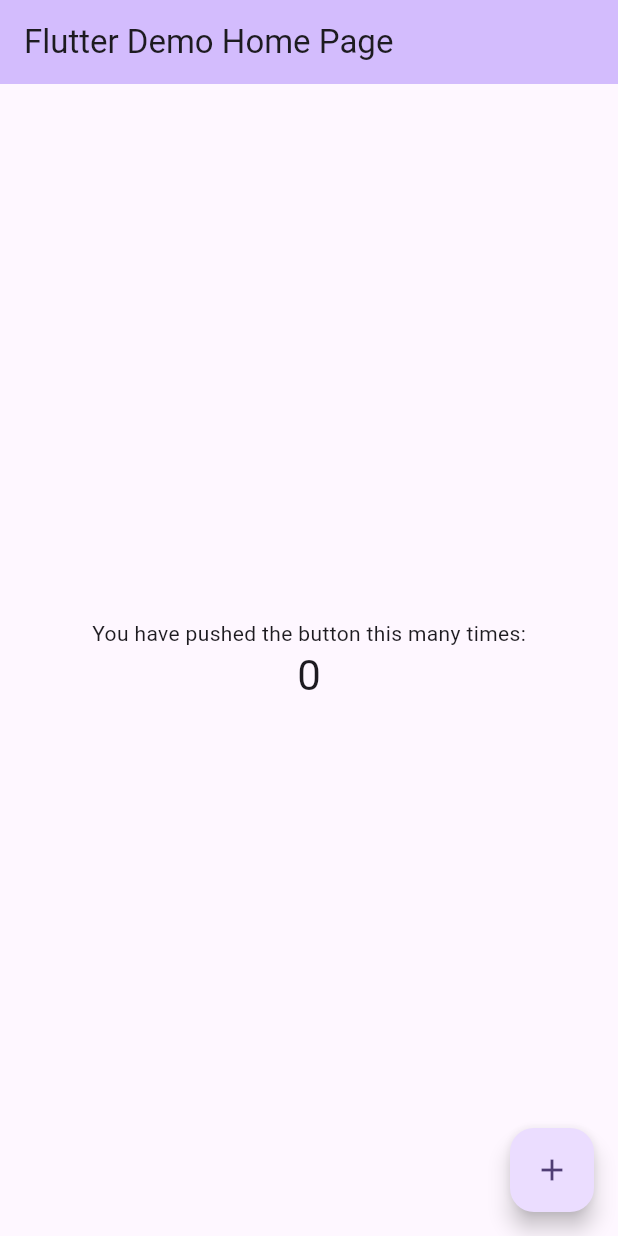
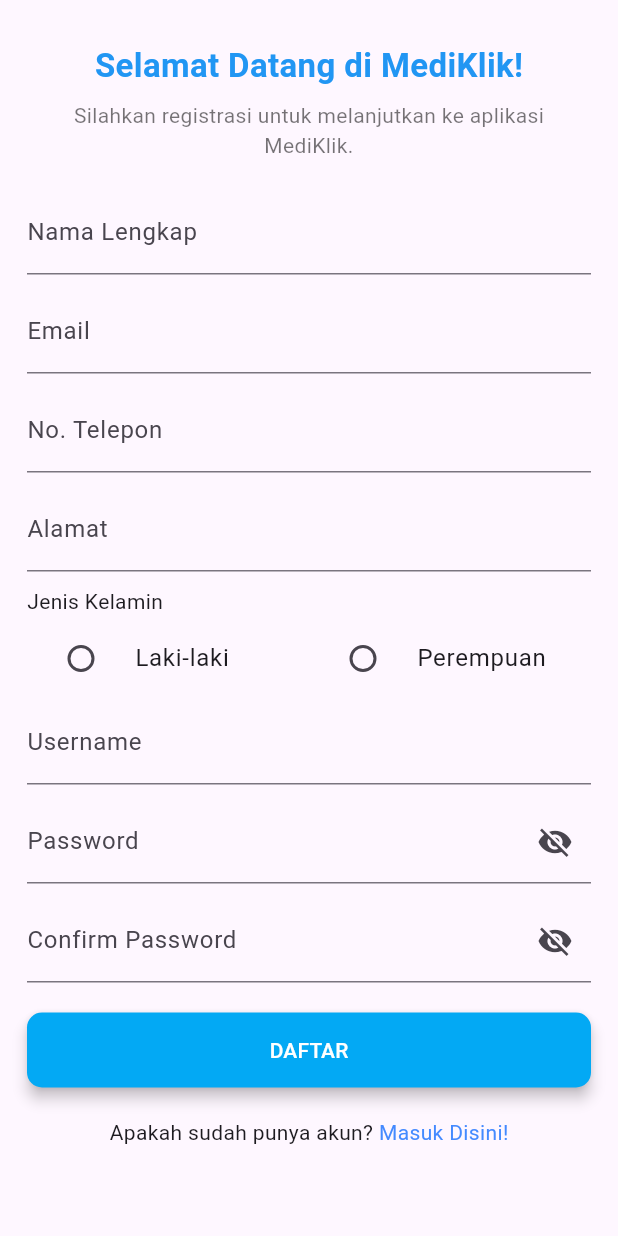
Before and after one commit to HildaKholifah/UTSPAM_D_IF5B_0706, a Flutter app: the screen it shows after launch, on a phone screen of 412 x 824 dp. Run offline on Flutter 3.47's test engine with Material 3 defaults, Android fonts, the phone set to English and light mode, and no system bars.

Commit message:
Membuat halaman registrasi

```diff
--- a/lib/main.dart
+++ b/lib/main.dart
@@ -1,4 +1,5 @@
 import 'package:flutter/material.dart';
+import 'package:projectuts/presentation/register_page.dart';
 
 void main() {
   runApp(const MyApp());
@@ -7,116 +8,14 @@ void main() {
 class MyApp extends StatelessWidget {
   const MyApp({super.key});
 
-  // This widget is the root of your application.
   @override
   Widget build(BuildContext context) {
     return MaterialApp(
-      title: 'Flutter Demo',
+      title: 'MediKlik Demo',
       theme: ThemeData(
-        // This is the theme of your application.
-        //
-        // TRY THIS: Try running your application with "flutter run". You'll see
-        // the application has a purple toolbar. Then, without quitting the app,
-        // try changing the seedColor in the colorScheme below to Colors.green
-        // and then invoke "hot reload" (save your changes or press the "hot
-        // reload" button in a Flutter-supported IDE, or press "r" if you used
-        // the command line to start the app).
-        //
-        // Notice that the counter didn't reset back to zero; the application
-        // state is not lost during the reload. To reset the state, use hot
-        // restart instead.
-        //
-        // This works for code too, not just values: Most code changes can be
-        // tested with just a hot reload.
         colorScheme: ColorScheme.fromSeed(seedColor: Colors.deepPurple),
       ),
-      home: const MyHomePage(title: 'Flutter Demo Home Page'),
+       home: const RegisterPage(),
     );
   }
 }
-
-class MyHomePage extends StatefulWidget {
-  const MyHomePage({super.key, required this.title});
-
-  // This widget is the home page of your application. It is stateful, meaning
-  // that it has a State object (defined below) that contains fields that affect
-  // how it looks.
-
-  // This class is the configuration for the state. It holds the values (in this
-  // case the title) provided by the parent (in this case the App widget) and
-  // used by the build method of the State. Fields in a Widget subclass are
-  // always marked "final".
-
-  final String title;
-
-  @override
-  State<MyHomePage> createState() => _MyHomePageState();
-}
-
-class _MyHomePageState extends State<MyHomePage> {
-  int _counter = 0;
-
-  void _incrementCounter() {
-    setState(() {
-      // This call to setState tells the Flutter framework that something has
-      // changed in this State, which causes it to rerun the build method below
-      // so that the display can reflect the updated values. If we changed
-      // _counter without calling setState(), then the build method would not be
-      // called again, and so nothing would appear to happen.
-      _counter++;
-    });
-  }
-
-  @override
-  Widget build(BuildContext context) {
-    // This method is rerun every time setState is called, for instance as done
-    // by the _incrementCounter method above.
-    //
-    // The Flutter framework has been optimized to make rerunning build methods
-    // fast, so that you can just rebuild anything that needs updating rather
-    // than having to individually change instances of widgets.
-    return Scaffold(
-      appBar: AppBar(
-        // TRY THIS: Try changing the color here to a specific color (to
-        // Colors.amber, perhaps?) and trigger a hot reload to see the AppBar
-        // change color while the other colors stay the same.
-        backgroundColor: Theme.of(context).colorScheme.inversePrimary,
-        // Here we take the value from the MyHomePage object that was created by
-        // the App.build method, and use it to set our appbar title.
-        title: Text(widget.title),
-      ),
-      body: Center(
-        // Center is a layout widget. It takes a single child and positions it
-        // in the middle of the parent.
-        child: Column(
-          // Column is also a layout widget. It takes a list of children and
-          // arranges them vertically. By default, it sizes itself to fit its
-          // children horizontally, and tries to be as tall as its parent.
-          //
-          // Column has various properties to control how it sizes itself and
-          // how it positions its children. Here we use mainAxisAlignment to
-          // center the children vertically; the main axis here is the vertical
-          // axis because Columns are vertical (the cross axis would be
-          // horizontal).
-          //
-          // TRY THIS: Invoke "debug painting" (choose the "Toggle Debug Paint"
-          // action in the IDE, or press "p" in the console), to see the
-          // wireframe for each widget.
-          mainAxisAlignment: MainAxisAlignment.center,
-          children: <Widget>[
-            const Text('You have pushed the button this many times:'),
-            Text(
-              '$_counter',
-              style: Theme.of(context).textTheme.headlineMedium,
-            ),
-          ],
-        ),
-      ),
-      floatingActionButton: FloatingActionButton(
-        onPressed: _incrementCounter,
-        tooltip: 'Increment',
-        child: const Icon(Icons.add),
-      ), // This trailing comma makes auto-formatting nicer for build methods.
-    );
-  }
-}
--- /dev/null
+++ b/lib/presentation/register_page.dart
@@ -0,0 +1,318 @@
+import 'package:flutter/material.dart';
+
+class RegisterPage extends StatefulWidget {
+  const RegisterPage({super.key});
+
+  @override
+  State<RegisterPage> createState() => _RegisterPageState();
+}
+
+class _RegisterPageState extends State<RegisterPage> {
+  final _formKey = GlobalKey<FormState>();
+  final _namaLengkapCtr = TextEditingController();
+  final _emailCtr = TextEditingController();
+  final _alamatCtr = TextEditingController();
+  final _telpCtr = TextEditingController();
+  final _usernameCtr = TextEditingController();
+  final _passCtr = TextEditingController();
+  final _confirmCtr = TextEditingController();
+
+  String? _gender;
+  bool _isObscure1 = true;
+  bool _isObscure2 = true;
+
+  @override
+  Widget build(BuildContext context) {
+    return Scaffold(
+      body: SafeArea(
+        child: SingleChildScrollView(
+          padding: EdgeInsets.all(18.0),
+          child: Form(
+            key: _formKey,
+            child: Column(
+              crossAxisAlignment: CrossAxisAlignment.center,
+              children: [
+                SizedBox(height: 10),
+                Text(
+                  "Selamat Datang di MediKlik!",
+                  style: TextStyle(
+                    fontSize: 22,
+                    fontWeight: FontWeight.bold,
+                    color: Colors.blue,
+                  ),
+                ),
+
+                SizedBox(height: 8),
+
+                Text(
+                  "Silahkan registrasi untuk melanjutkan ke aplikasi MediKlik.",
+                  textAlign: TextAlign.center,
+                  style: TextStyle(fontSize: 14, color: Colors.black54),
+                ),
+
+                SizedBox(height: 20),
+
+                TextFormField(
+                  controller: _namaLengkapCtr,
+                  autovalidateMode: AutovalidateMode.onUserInteraction,
+                  validator: (value) {
+                    if (value!.isEmpty) {
+                      return "Nama tidak boleh kosong";
+                    }
+                    if (value == RegExp(r'^[a-z]+$').toString()) {
+                      return 'Nama hanya boleh berisi huruf';
+                    }
+                    return null;
+                  },
+
+                  keyboardType: TextInputType.name,
+                  decoration: InputDecoration(
+                    label: Text("Nama Lengkap"),
+                    hintText: "Masukkan nama anda",
+                  ),
+                ),
+
+                SizedBox(height: 10),
+
+                TextFormField(
+                  controller: _emailCtr,
+                  autovalidateMode: AutovalidateMode.onUserInteraction,
+                  validator: (value) {
+                    if (value!.isEmpty) {
+                      return "Please enter your email";
+                    } else if (!value.contains("@")) {
+                      return "Please enter a valid email address";
+                    } else if (!value.contains("@gmail.com")) {
+                      return "Email harus berakhiran @gmail.com";
+                    }
+                    return null;
+                  },
+                  keyboardType: TextInputType.emailAddress,
+
+                  decoration: InputDecoration(
+                    label: Text("Email"),
+                    hintText: "Masukkan email",
+                  ),
+                ),
+
+                SizedBox(height: 10),
+
+                TextFormField(
+                  controller: _telpCtr,
+                  autovalidateMode: AutovalidateMode.onUserInteraction,
+                  validator: (value) {
+                    if (value!.isEmpty) {
+                      return "Please enter your phone number";
+                    } else if (!value.contains("08")) {
+                      return "Please enter a valid phone number";
+                    } else if (value.length < 10) {
+                      return "Please enter a valid phone number";
+                    }
+                    return null;
+                  },
+                  keyboardType: TextInputType.emailAddress,
+
+                  decoration: InputDecoration(
+                    label: Text("No. Telepon"),
+                    hintText: "Masukkan no. telepon anda",
+                  ),
+                ),
+
+                SizedBox(height: 10),
+
+                TextFormField(
+                  controller: _alamatCtr,
+                  autovalidateMode: AutovalidateMode.onUserInteraction,
+                  validator: (value) {
+                    if (value!.isEmpty) {
+                      return "Alamat tidak boleh kosong";
+                    }
+                    if (value == RegExp(r'^[a-z]+$').toString()) {
+                      return 'Nama hanya boleh berisi huruf';
+                    }
+                    return null;
+                  },
+
+                  keyboardType: TextInputType.name,
+                  decoration: InputDecoration(
+                    label: Text("Alamat"),
+                    hintText: "Masukkan alamat anda",
+                  ),
+                ),
+
+                SizedBox(height: 10),
+
+                Align(
+                  alignment: Alignment.centerLeft,
+                  child: Text("Jenis Kelamin"),
+                ),
+                Row(
+                  mainAxisAlignment: MainAxisAlignment.center,
+                  children: [
+                    Expanded(
+                      child: RadioListTile(
+                        title: Text("Laki-laki"),
+                        value: "Laki-laki",
+                        groupValue: _gender,
+                        onChanged: (value) {
+                          setState(() => _gender = value);
+                        },
+                      ),
+                    ),
+                    Expanded(
+                      child: RadioListTile(
+                        title: Text("Perempuan"),
+                        value: "Perempuan",
+                        groupValue: _gender,
+                        onChanged: (value) {
+                          setState(() => _gender = value);
+                        },
+                      ),
+                    ),
+                  ],
+                ),
+
+                TextFormField(
+                  controller: _usernameCtr,
+                  autovalidateMode: AutovalidateMode.onUserInteraction,
+                  validator: (value) {
+                    if (value!.isEmpty) {
+                      return "Username tidak boleh kosong";
+                    }
+                    return null;
+                  },
+
+                  keyboardType: TextInputType.name,
+                  decoration: InputDecoration(
+                    label: Text("Username"),
+                    hintText: "Masukkan Username anda",
+                  ),
+                ),
+
+                SizedBox(height: 10),
+
+                TextFormField(
+                  controller: _passCtr,
+                  autovalidateMode: AutovalidateMode.onUserInteraction,
+                  validator: (value) {
+                    if (value!.isEmpty) {
+                      return "Please enter your password";
+                    }
+                    if (value.length < 8) {
+                      return 'Password must be at least 8 characters long';
+                    }
+                    return null;
+                  },
+
+                  obscureText: _isObscure1,
+
+                  keyboardType: TextInputType.name,
+                  decoration: InputDecoration(
+                    label: Text("Password"),
+                    hintText: "Masukkan password",
+                    suffixIcon: IconButton(
+                      icon: Icon(
+                        _isObscure1 ? Icons.visibility_off : Icons.visibility,
+                      ),
+                      onPressed: () {
+                        setState(() {
+                          _isObscure1 = !_isObscure1;
+                        });
+                      },
+                    ),
+                  ),
+                ),
+
+                SizedBox(height: 10),
+
+                TextFormField(
+                  controller: _confirmCtr,
+                  autovalidateMode: AutovalidateMode.onUserInteraction,
+                  validator: (value) {
+                    if (value!.isEmpty) {
+                      return "Please enter your password";
+                    } else if (value.length < 8) {
+                      return 'Password must be at least 8 characters long';
+                    } else if (value != _passCtr.text) {
+                      return "Password tidak sama!";
+                    }
+                    return null;
+                  },
+
+                  obscureText: _isObscure2,
+
+                  keyboardType: TextInputType.name,
+                  decoration: InputDecoration(
+                    label: Text("Confirm Password"),
+                    hintText: "Masukkan password",
+                    suffixIcon: IconButton(
+                      icon: Icon(
+                        _isObscure2 ? Icons.visibility_off : Icons.visibility,
+                      ),
+                      onPressed: () {
+                        setState(() {
+                          _isObscure2 = !_isObscure2;
+                        });
+                      },
+                    ),
+                  ),
+                ),
+
+                SizedBox(height: 20),
+
+                SizedBox(
+                  width: double.infinity,
+                  height: 50,
+                  child: ElevatedButton(
+                    onPressed: () {
+                      if (_formKey.currentState!.validate()) {
+                        Navigator.pushReplacement(
+                          context,
+                          MaterialPageRoute(
+                            builder: (context) => RegisterPage(),
+                          ),
+                        );
+                      }
+                    },
+                    style: ElevatedButton.styleFrom(
+                      backgroundColor: Colors.lightBlue,
+                      foregroundColor: Colors.white,
+                      shape: RoundedRectangleBorder(
+                        borderRadius: BorderRadius.circular(10),
+                      ),
+                      elevation: 4,
+                    ),
+                    child: Text("DAFTAR"),
+                  ),
+                ),
+
+                SizedBox(height: 20),
+
+                Row(
+                  mainAxisAlignment: MainAxisAlignment.center,
+                  children: [
+                    Text("Apakah sudah punya akun? "),
+                    GestureDetector(
+                      onTap: () {
+                        Navigator.push(
+                          context,
+                          MaterialPageRoute(
+                            builder: (context) => RegisterPage(),
+                          ),
+                        );
+                      },
+                      child: Text(
+                        "Masuk Disini!",
+                        style: TextStyle(color: Colors.blueAccent),
+                      ),
+                    ),
+                  ],
+                ),
+              ],
+            ),
+          ),
+        ),
+      ),
+    );
+  }
+}
```
